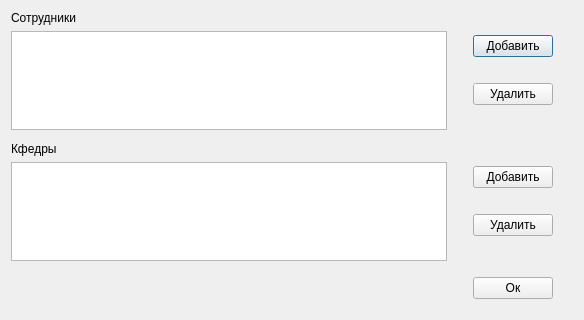
The window that ui/staffuniversitywindow.ui (7enSmile/clientVKR) describes before a commit, drawn with Qt 5.
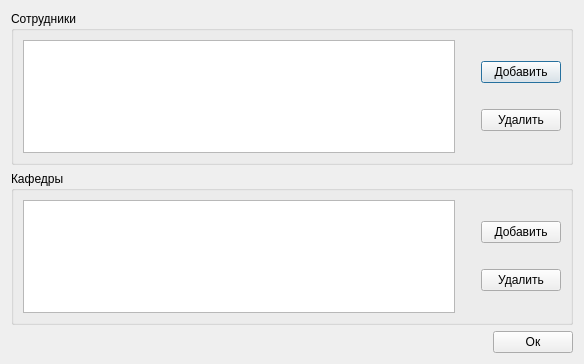
The same window after the commit.

```diff
--- a/ui/staffuniversitywindow.ui
+++ b/ui/staffuniversitywindow.ui
@@ -7,7 +7,7 @@
     <x>0</x>
     <y>0</y>
     <width>584</width>
-    <height>320</height>
+    <height>364</height>
    </rect>
   </property>
   <property name="windowTitle">
@@ -15,20 +15,15 @@
   </property>
   <layout class="QVBoxLayout" name="verticalLayout_11">
    <item>
-    <layout class="QVBoxLayout" name="verticalLayout_10">
-     <item>
-      <layout class="QVBoxLayout" name="verticalLayout_7">
+    <widget class="QGroupBox" name="groupBox">
+     <property name="title">
+      <string>Сотрудники</string>
+     </property>
+     <layout class="QHBoxLayout" name="horizontalLayout">
        <item>
         <layout class="QHBoxLayout" name="horizontalLayout_7">
          <item>
           <layout class="QVBoxLayout" name="verticalLayout">
-           <item>
-            <widget class="QLabel" name="label">
-             <property name="text">
-              <string>Сотрудники</string>
-             </property>
-            </widget>
-           </item>
            <item>
             <widget class="QTableView" name="tableViewStaff">
              <property name="showGrid">
@@ -129,51 +124,19 @@
            </item>
           </layout>
          </item>
-         <item>
-          <spacer name="horizontalSpacer_14">
-           <property name="orientation">
-            <enum>Qt::Horizontal</enum>
-           </property>
-           <property name="sizeType">
-            <enum>QSizePolicy::Fixed</enum>
-           </property>
-           <property name="sizeHint" stdset="0">
-            <size>
-             <width>20</width>
-             <height>20</height>
-            </size>
-           </property>
-          </spacer>
-         </item>
-        </layout>
+       </layout>
+      </item>
+     </layout>
+    </widget>
        </item>
        <item>
-        <spacer name="verticalSpacer_18">
-         <property name="orientation">
-          <enum>Qt::Vertical</enum>
-         </property>
-         <property name="sizeType">
-          <enum>QSizePolicy::Expanding</enum>
-         </property>
-         <property name="sizeHint" stdset="0">
-          <size>
-           <width>20</width>
-           <height>100</height>
-          </size>
-         </property>
-        </spacer>
-       </item>
-       <item>
-        <layout class="QHBoxLayout" name="horizontalLayout_8">
+    <widget class="QGroupBox" name="groupBox_2">
+     <property name="title">
+      <string>Кафедры</string>
+     </property>
+     <layout class="QHBoxLayout" name="horizontalLayout_2">
          <item>
           <layout class="QVBoxLayout" name="verticalLayout_2">
-           <item>
-            <widget class="QLabel" name="label_2">
-             <property name="text">
-              <string>Кфедры</string>
-             </property>
-            </widget>
-           </item>
            <item>
             <widget class="QTableView" name="tableViewDepatment">
              <attribute name="horizontalHeaderVisible">
@@ -262,42 +225,11 @@
            </item>
           </layout>
          </item>
-         <item>
-          <spacer name="horizontalSpacer_16">
-           <property name="orientation">
-            <enum>Qt::Horizontal</enum>
-           </property>
-           <property name="sizeType">
-            <enum>QSizePolicy::Fixed</enum>
-           </property>
-           <property name="sizeHint" stdset="0">
-            <size>
-             <width>20</width>
-             <height>20</height>
-            </size>
-           </property>
-          </spacer>
-         </item>
-        </layout>
-       </item>
-      </layout>
-     </item>
+     </layout>
+    </widget>
+   </item>
      <item>
-      <spacer name="verticalSpacer_22">
-       <property name="orientation">
-        <enum>Qt::Vertical</enum>
-       </property>
-       <property name="sizeType">
-        <enum>QSizePolicy::Fixed</enum>
-       </property>
-       <property name="sizeHint" stdset="0">
-        <size>
-         <width>20</width>
-         <height>10</height>
-        </size>
-       </property>
-      </spacer>
-     </item>
+    <layout class="QVBoxLayout" name="verticalLayout_10">
      <item>
       <layout class="QHBoxLayout" name="horizontalLayout_9">
        <item>
@@ -323,40 +255,8 @@
          </property>
         </widget>
        </item>
-       <item>
-        <spacer name="horizontalSpacer_18">
-         <property name="orientation">
-          <enum>Qt::Horizontal</enum>
-         </property>
-         <property name="sizeType">
-          <enum>QSizePolicy::Fixed</enum>
-         </property>
-         <property name="sizeHint" stdset="0">
-          <size>
-           <width>20</width>
-           <height>20</height>
-          </size>
-         </property>
-        </spacer>
-       </item>
       </layout>
      </item>
-     <item>
-      <spacer name="verticalSpacer_23">
-       <property name="orientation">
-        <enum>Qt::Vertical</enum>
-       </property>
-       <property name="sizeType">
-        <enum>QSizePolicy::Fixed</enum>
-       </property>
-       <property name="sizeHint" stdset="0">
-        <size>
-         <width>20</width>
-         <height>10</height>
-        </size>
-       </property>
-      </spacer>
-     </item>
     </layout>
    </item>
   </layout>
```
Left out of the diff: 6 changed lines with no effect on the pictures. Lines whose indentation alone changed are shown as unchanged.
